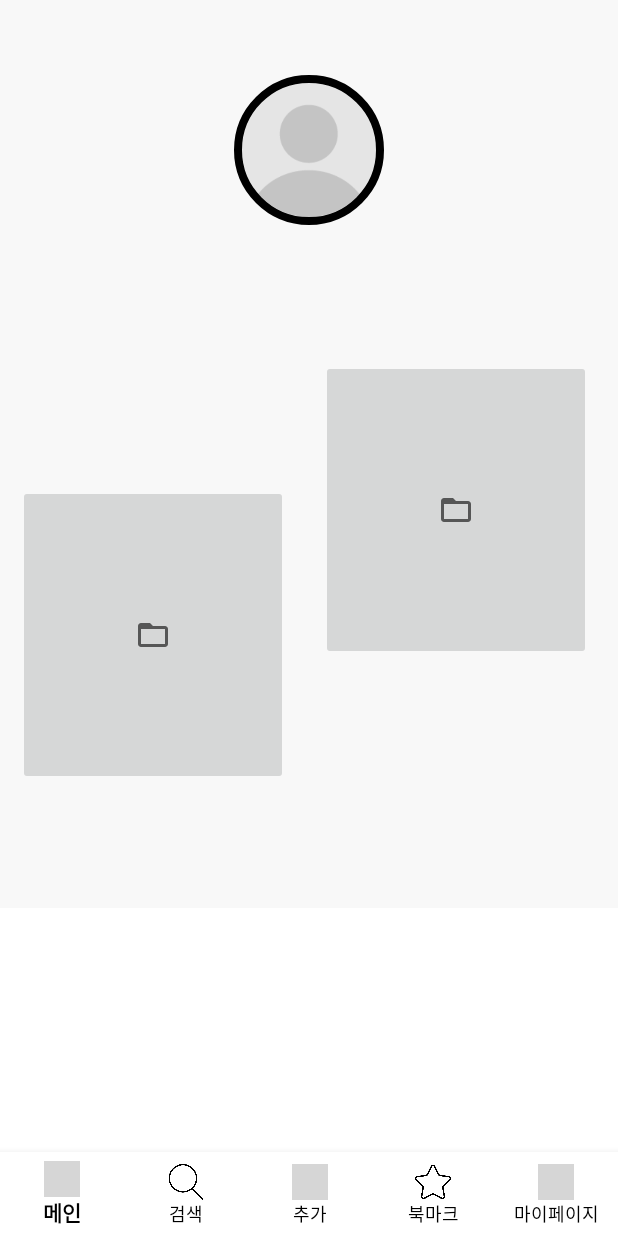
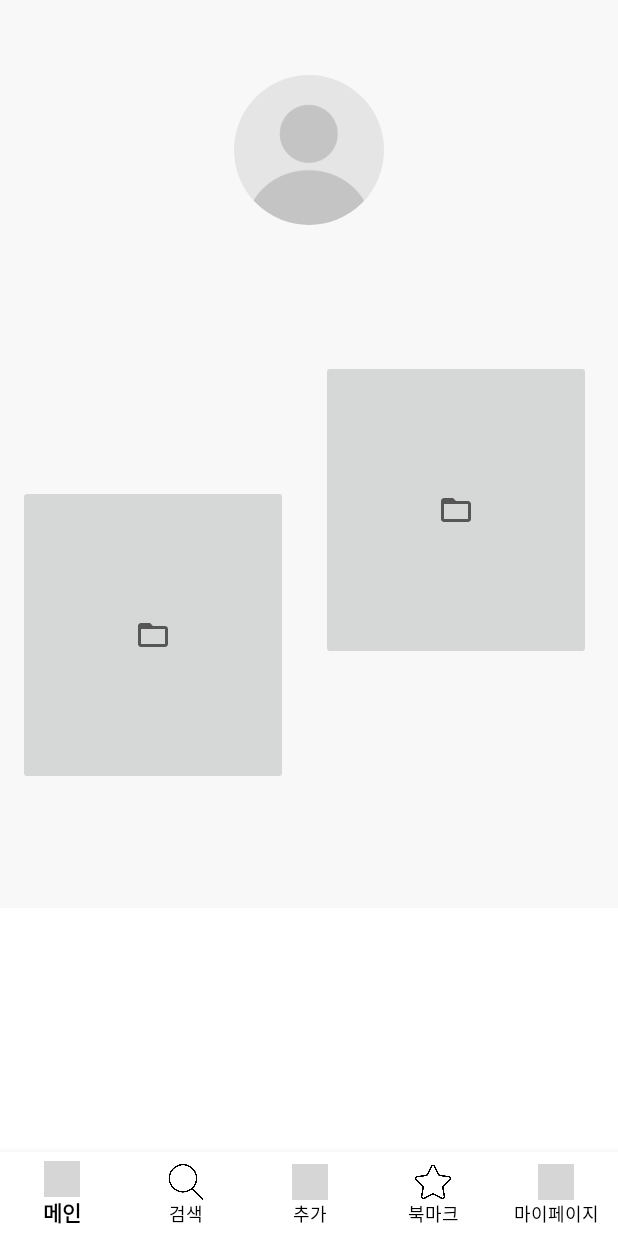
Before and after one commit to gahyunkim/Potfollio, an Android app: the fragment MyPageFragment placed in its activity, on a phone screen of 412 x 824 dp. Run offline under Robolectric (Android 15) with nearby library versions, the phone set to English and light mode, and no system bars; plain views replace RoundedImageView, SlidingUpPanelLayout; grey boxes are pictures that could not be loaded.

Commit message:
오류수정을 위한 commit
+) 마이페이지 이미지 round 해결

```diff
--- a/app/src/main/res/layout/fragment_my_page.xml
+++ b/app/src/main/res/layout/fragment_my_page.xml
@@ -87,7 +87,8 @@
                 android:textColor="@color/black"
                 android:textSize="20dp"
                 android:textStyle="bold"
-                android:fontFamily="@font/notosans_black"/>
+                android:fontFamily="@font/notosans_black"
+                android:background="@drawable/underline_search"/>
 
             <TextView
                 android:id="@+id/card_nickname"
@@ -95,8 +96,7 @@
                 android:layout_height="wrap_content"
                 android:layout_marginStart="20dp"
                 android:text="Game Director"
-                android:fontFamily="@font/notosans_medium"
-                android:background="@drawable/underline_search"/>
+                android:fontFamily="@font/notosans_medium"/>
 
             <TextView
                 android:id="@+id/card_info"
@@ -192,9 +192,11 @@
         app:layout_constraintEnd_toEndOf="parent"
         app:layout_constraintStart_toStartOf="parent"
         app:layout_constraintTop_toTopOf="parent"
-        app:civ_border_overlay="true"
-        app:civ_border_width="5dp"
-        app:civ_border_color="#000000"
+        app:riv_corner_radius="100dp"
+        app:riv_border_overlay="true"
+        app:riv_border_width="5dp"
+        app:riv_border_color="@color/white"
+        android:elevation="10dp"
         android:src="@drawable/profile"/>
 
 
@@ -212,6 +214,26 @@
         app:layout_constraintStart_toStartOf="parent"
         app:layout_constraintTop_toBottomOf="@+id/textView10" />
 
+<!--    <androidx.cardview.widget.CardView-->
+<!--        xmlns:android="http://schemas.android.com/apk/res/android"-->
+<!--        xmlns:card_view="http://schemas.android.com/apk/res-auto"-->
+<!--        android:layout_margin="20dp"-->
+<!--        android:layout_width="match_parent"-->
+<!--        android:layout_height="200dp"-->
+<!--        card_view:cardCornerRadius="20dp"-->
+<!--        card_view:cardUseCompatPadding="true">-->
+<!--        <com.makeramen.roundedimageview.RoundedImageView-->
+<!--            android:id="@+id/imageview_main_image1"-->
+<!--            android:layout_width="match_parent"-->
+<!--            android:layout_height="match_parent"-->
+<!--            android:scaleType="centerCrop"-->
+<!--            app:riv_corner_radius="20dp"-->
+<!--            android:src="@drawable/profile"-->
+<!--            app:riv_border_color="#333333"-->
+<!--            app:riv_mutate_background="true"-->
+<!--            app:riv_oval="false" />-->
+<!--    </androidx.cardview.widget.CardView>-->
+
     <ImageButton
         android:id="@+id/imageButton5"
         android:layout_width="180dp"
```
